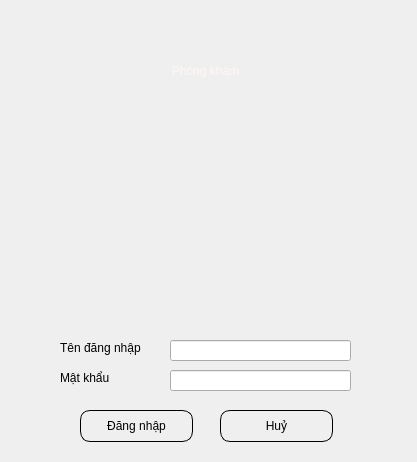
Above: ui/login.ui from thanhphat113/Face_recognition before the change. Below: the same form after it.
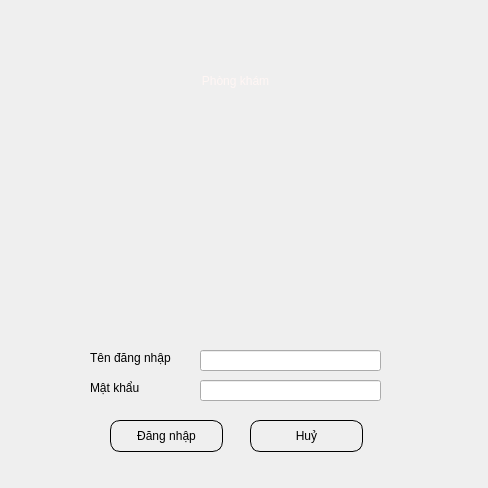
That is the form after the change. Icons and pictures are not drawn.

Commit message: chuyển các xử lý của sidebar sang file main

What changed in the file:
```diff
--- a/ui/login.ui
+++ b/ui/login.ui
@@ -1,52 +1,23 @@
 <?xml version="1.0" encoding="UTF-8"?>
 <ui version="4.0">
- <class>MainWindow</class>
- <widget class="QMainWindow" name="MainWindow">
+ <class>login_form</class>
+ <widget class="QWidget" name="login_form">
   <property name="geometry">
    <rect>
     <x>0</x>
     <y>0</y>
-    <width>417</width>
-    <height>462</height>
+    <width>488</width>
+    <height>488</height>
    </rect>
   </property>
-  <property name="sizePolicy">
-   <sizepolicy hsizetype="Fixed" vsizetype="Fixed">
-    <horstretch>0</horstretch>
-    <verstretch>0</verstretch>
-   </sizepolicy>
-  </property>
-  <property name="minimumSize">
-   <size>
-    <width>417</width>
-    <height>462</height>
-   </size>
-  </property>
-  <property name="maximumSize">
-   <size>
-    <width>417</width>
-    <height>462</height>
-   </size>
-  </property>
   <property name="windowTitle">
-   <string>MainWindow</string>
-  </property>
-  <property name="styleSheet">
-   <string notr="true">
-background-repeat: no-repeat;</string>
-  </property>
-  <property name="documentMode">
-   <bool>false</bool>
-  </property>
-  <widget class="QWidget" name="centralwidget">
-   <property name="styleSheet">
-    <string notr="true"/>
+   <string>Form</string>
    </property>
    <widget class="QWidget" name="widget" native="true">
     <property name="geometry">
      <rect>
-      <x>0</x>
-      <y>0</y>
+     <x>30</x>
+     <y>10</y>
       <width>417</width>
       <height>462</height>
      </rect>
@@ -201,26 +172,6 @@
     </widget>
    </widget>
   </widget>
- </widget>
- <resources>
-  <include location="img/neww.qrc"/>
- </resources>
- <connections>
-  <connection>
-   <sender>pushButton_2</sender>
-   <signal>toggled(bool)</signal>
-   <receiver>MainWindow</receiver>
-   <slot>close()</slot>
-   <hints>
-    <hint type="sourcelabel">
-     <x>264</x>
-     <y>422</y>
-    </hint>
-    <hint type="destinationlabel">
-     <x>258</x>
-     <y>508</y>
-    </hint>
-   </hints>
-  </connection>
- </connections>
+ <resources/>
+ <connections/>
 </ui>
```
Left out of the diff: 9 changed lines with no effect on the pictures. Lines whose indentation alone changed are shown as unchanged. The commit also changes 8 other files.
